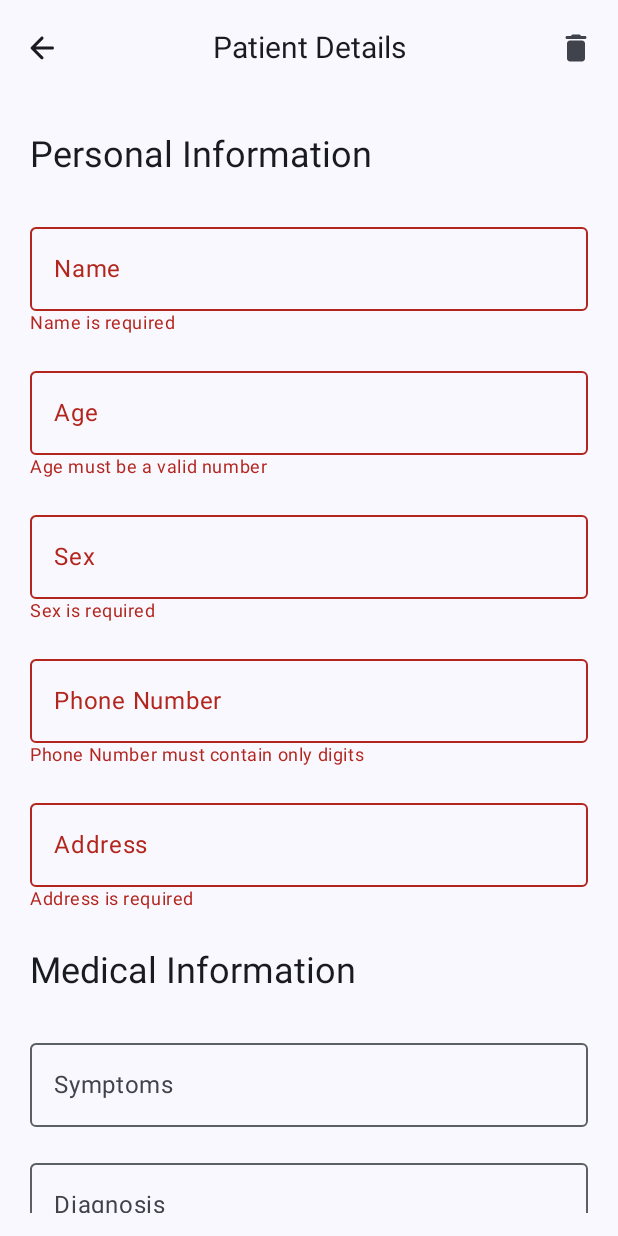
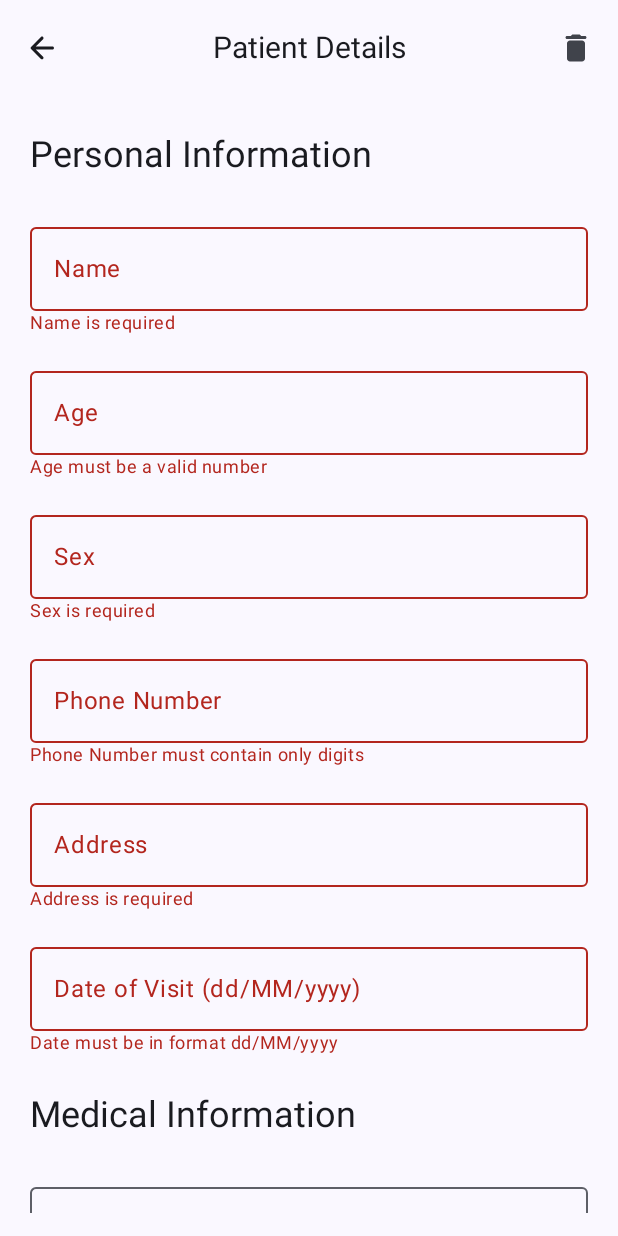
Before and after one commit to upmanyu-nishant/ClinicManagerAndroid, an Android app built with Jetpack Compose: the screen it shows after launch (MainActivity), after a tap on "Add patient", on a phone screen of 412 x 824 dp. Run offline under Robolectric (Android 15) with nearby library versions, the light colour scheme and no system bars; our stand-ins replace Dagger/Hilt's generated code, Room's generated code; 1 statement that could not run was skipped.

Commit message:
Added Date and Updated UI

```diff
--- a/app/src/main/java/com/clinic/arogya/MainActivity.kt
+++ b/app/src/main/java/com/clinic/arogya/MainActivity.kt
@@ -33,7 +33,6 @@
                 ) {
                     composable(route = Route.patientList) {
                         val viewModel = hiltViewModel<PatientListViewModel>()
-                        val patientList by viewModel.patientList.collectAsStateWithLifecycle()
 
                         PatientListScreen(
                             viewModel = viewModel,
--- a/app/src/main/java/com/clinic/arogya/data/local/PatientDatabase.kt
+++ b/app/src/main/java/com/clinic/arogya/data/local/PatientDatabase.kt
@@ -6,7 +6,7 @@
 import com.clinic.arogya.data.local.entity.PatientEntity
 
 @Database(
-    version = 1,
+    version = 2,
     entities = [PatientEntity::class]
 )
 abstract class PatientDatabase: RoomDatabase() {
--- a/app/src/main/java/com/clinic/arogya/data/local/dao/PatientDao.kt
+++ b/app/src/main/java/com/clinic/arogya/data/local/dao/PatientDao.kt
@@ -16,10 +16,7 @@
     fun getAllPatient(): Flow<List<PatientEntity>>
 
     @Query(
-        """
-        SELECT * FROM PatientEntity
-        WHERE id = :id
-    """
+        " SELECT * FROM PatientEntity WHERE id = :id"
     )
     suspend fun getPatientById(id: Int): PatientEntity?
 
--- a/app/src/main/java/com/clinic/arogya/domain/model/Patient.kt
+++ b/app/src/main/java/com/clinic/arogya/domain/model/Patient.kt
@@ -11,5 +11,7 @@
     val diagnosis: String="",
     val treatment: String="",
     val medicine: String="",
+    val date: String =""
+
 
 )
--- a/app/src/main/java/com/clinic/arogya/ui/screen/patient/PatientEvent.kt
+++ b/app/src/main/java/com/clinic/arogya/ui/screen/patient/PatientEvent.kt
@@ -10,6 +10,8 @@
     data class DiagnosisChange(val value: String): PatientEvent
     data class TreatmentChange(val value: String): PatientEvent
     data class MedicineChange(val value: String): PatientEvent
+    data class DateChange(val value: String): PatientEvent
+
     object Save : PatientEvent
     object NavigateBack : PatientEvent
     object DeletePatient : PatientEvent
--- a/app/src/main/java/com/clinic/arogya/ui/screen/patient/PatientScreen.kt
+++ b/app/src/main/java/com/clinic/arogya/ui/screen/patient/PatientScreen.kt
@@ -4,6 +4,7 @@
 
 import androidx.compose.foundation.layout.*
 import androidx.compose.foundation.lazy.LazyColumn
+import androidx.compose.foundation.text.KeyboardOptions
 import androidx.compose.material.icons.Icons
 import androidx.compose.material.icons.rounded.ArrowBack
 import androidx.compose.material.icons.rounded.Delete
@@ -14,6 +15,10 @@
 import androidx.compose.ui.text.style.TextAlign
 import androidx.compose.ui.unit.dp
 import androidx.compose.ui.unit.sp
+import androidx.compose.ui.text.input.ImeAction
+import java.time.LocalDate
+import java.time.format.DateTimeFormatter
+import java.time.format.DateTimeParseException
 
 @Composable
 fun PatientScreen(
@@ -25,7 +30,8 @@
                 isValidAge(state.age) &&
                 state.sex.isNotBlank() &&
                 isValidPhoneNo(state.phoneNo) &&
-                state.address.isNotBlank()
+                state.address.isNotBlank() &&
+                isValidDate(state.date)
     )
 
     Scaffold(
@@ -140,7 +146,6 @@
                 if (!isValidPhoneNo(state.phoneNo)) {
                     Text("Phone Number must contain only digits", color = MaterialTheme.colorScheme.error, style = MaterialTheme.typography.bodySmall)
                 }
-
             }
 
             // Address
@@ -160,6 +165,25 @@
                 }
             }
 
+            // Date of Visit
+            item {
+                OutlinedTextField(
+                    value = state.date ?: "",
+                    onValueChange = {
+                        onEvent(PatientEvent.DateChange(it))
+                    },
+                    label = { Text("Date of Visit (dd/MM/yyyy)") },
+                    isError = !isValidDate(state.date),
+                    modifier = Modifier.fillMaxWidth(),
+                    keyboardOptions = KeyboardOptions.Default.copy(
+                        imeAction = ImeAction.Done
+                    )
+                )
+                if (!isValidDate(state.date)) {
+                    Text("Date must be in format dd/MM/yyyy", color = MaterialTheme.colorScheme.error, style = MaterialTheme.typography.bodySmall)
+                }
+            }
+
             item {
                 Text(
                     text = "Medical Information",
@@ -176,9 +200,8 @@
                         onEvent(PatientEvent.SymptomsChange(it))
                     },
                     label = { Text("Symptoms") },
-                    modifier = Modifier.fillMaxWidth(),
-
-                    )
+                    modifier = Modifier.fillMaxWidth()
+                )
             }
 
             // Diagnosis
@@ -189,9 +212,8 @@
                         onEvent(PatientEvent.DiagnosisChange(it))
                     },
                     label = { Text("Diagnosis") },
-                    modifier = Modifier.fillMaxWidth(),
-
-                    )
+                    modifier = Modifier.fillMaxWidth()
+                )
             }
 
             // Treatment
@@ -202,9 +224,8 @@
                         onEvent(PatientEvent.TreatmentChange(it))
                     },
                     label = { Text("Treatment") },
-                    modifier = Modifier.fillMaxWidth(),
-
-                    )
+                    modifier = Modifier.fillMaxWidth()
+                )
             }
 
             // Medicine
@@ -215,9 +236,8 @@
                         onEvent(PatientEvent.MedicineChange(it))
                     },
                     label = { Text("Medicine") },
-                    modifier = Modifier.fillMaxWidth(),
-
-                    )
+                    modifier = Modifier.fillMaxWidth()
+                )
             }
 
             item {
@@ -242,10 +262,20 @@
     }
 }
 
+fun isValidDate(date: String?): Boolean {
+    return try {
+        val formatter = DateTimeFormatter.ofPattern("dd/MM/yyyy")
+        LocalDate.parse(date, formatter)
+        true
+    } catch (e: DateTimeParseException) {
+        false
+    }
+}
+
 fun isValidAge(age: String): Boolean {
     return age.toIntOrNull() != null && age.toInt() > 0
 }
 
 fun isValidPhoneNo(phoneNo: String): Boolean {
-    return phoneNo.all { it.isDigit() } && phoneNo.length >= 10 // Example: Phone number should be at least 10 digits
+    return phoneNo.all { it.isDigit() } && phoneNo.length >= 10 //Phone number should be at least 10 digits
 }
--- a/app/src/main/java/com/clinic/arogya/ui/screen/patient/PatientState.kt
+++ b/app/src/main/java/com/clinic/arogya/ui/screen/patient/PatientState.kt
@@ -11,5 +11,7 @@
     val diagnosis: String="",
     val treatment: String="",
     val medicine: String="",
+    val date: String =""
+
 
 )
--- a/app/src/main/java/com/clinic/arogya/ui/screen/patient_list/PatientListScreen.kt
+++ b/app/src/main/java/com/clinic/arogya/ui/screen/patient_list/PatientListScreen.kt
@@ -106,9 +106,6 @@
                 keyboardOptions = KeyboardOptions.Default.copy(
                     imeAction = ImeAction.Search
                 ),
-                keyboardActions = KeyboardActions(
-                    onSearch = { /* Handle search action if needed */ }
-                ),
                 modifier = Modifier
                     .fillMaxWidth()
                     .padding(bottom = 16.dp)
```
Also changed, not shown: app/build.gradle.kts (+24 -33 lines), app/src/main/java/com/clinic/arogya/data/local/entity/PatientEntity.kt (+5 -2 lines), app/src/main/java/com/clinic/arogya/data/mapper/PatientMapper.kt (+9 -6 lines), app/src/main/java/com/clinic/arogya/domain/DateTimeUtil.kt (deleted, +0 -34 lines), app/src/main/java/com/clinic/arogya/domain/SearchPatients.kt (deleted, +0 -14 lines), app/src/main/java/com/clinic/arogya/ui/screen/patient/PatientViewModel.kt (+21 -12 lines), app/src/main/java/com/clinic/arogya/ui/screen/patient_list/components/PatientCard.kt (+7 -0 lines), build.gradle.kts (+4 -4 lines), gradle/libs.versions.toml (added, +43 -0 lines).
